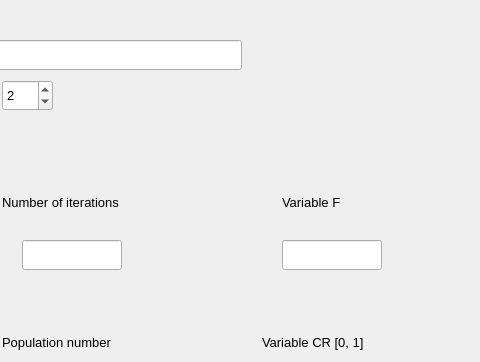
Above: ApplicationGUI.ui from baremixas/Differential-Evolution before the change; both pictures show x 548 to 1028 and y 0 to 362 of the 1028 by 720 pixel window. Below: the same form after it.
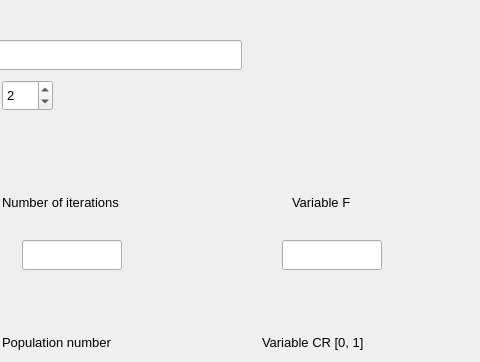
That is the form after the change.

What changed in the file:
```diff
--- a/ApplicationGUI.ui
+++ b/ApplicationGUI.ui
@@ -376,7 +376,7 @@
   <widget class="QLabel" name="label_7">
    <property name="geometry">
     <rect>
-     <x>830</x>
+     <x>840</x>
      <y>190</y>
      <width>80</width>
      <height>25</height>
```
